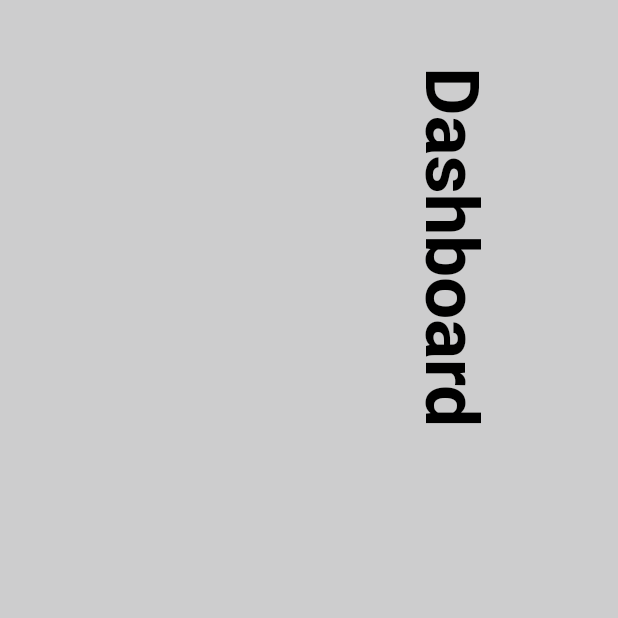
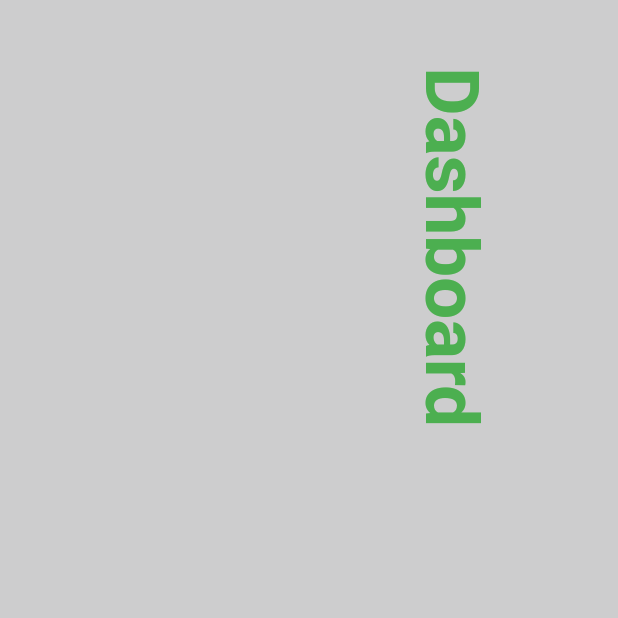
Before and after one commit to MiguelGonzalezgdev/mg_web_app, a Flutter app: the screen it shows after launch, on a phone screen of 412 x 824 dp, the top half of it. Run offline on Flutter 3.47's test engine with Material 3 defaults, Android fonts, the phone set to English and light mode, and no system bars; missing offline and left inert: collapsible_sidebar.

Commit message:
200520251140

```diff
--- a/lib/main.dart
+++ b/lib/main.dart
@@ -17,7 +17,7 @@ class MyApp extends StatelessWidget {
           displayLarge: TextStyle(
             fontSize: 50,
             fontWeight: FontWeight.bold,
-            color: Colors.black,
+            color: Colors.green,
           ),
         ),
       ),
@@ -147,8 +147,9 @@ class _SidebarPageState extends State<SidebarPage> {
           );
         },
         body: _body(size, context),
-        backgroundColor: const Color.fromARGB(255, 26, 25, 25),
-        selectedTextColor: Colors.limeAccent,
+        backgroundColor: const Color.fromARGB(255, 1, 82, 44),
+        selectedIconColor: const Color.fromARGB(255, 25, 209, 18),
+        selectedTextColor: const Color.fromARGB(255, 252, 252, 251),
         textStyle: TextStyle(fontSize: 15, fontStyle: FontStyle.italic),
         titleStyle: TextStyle(
           fontSize: 20,
```
Also changed, not shown: 3 other files.
